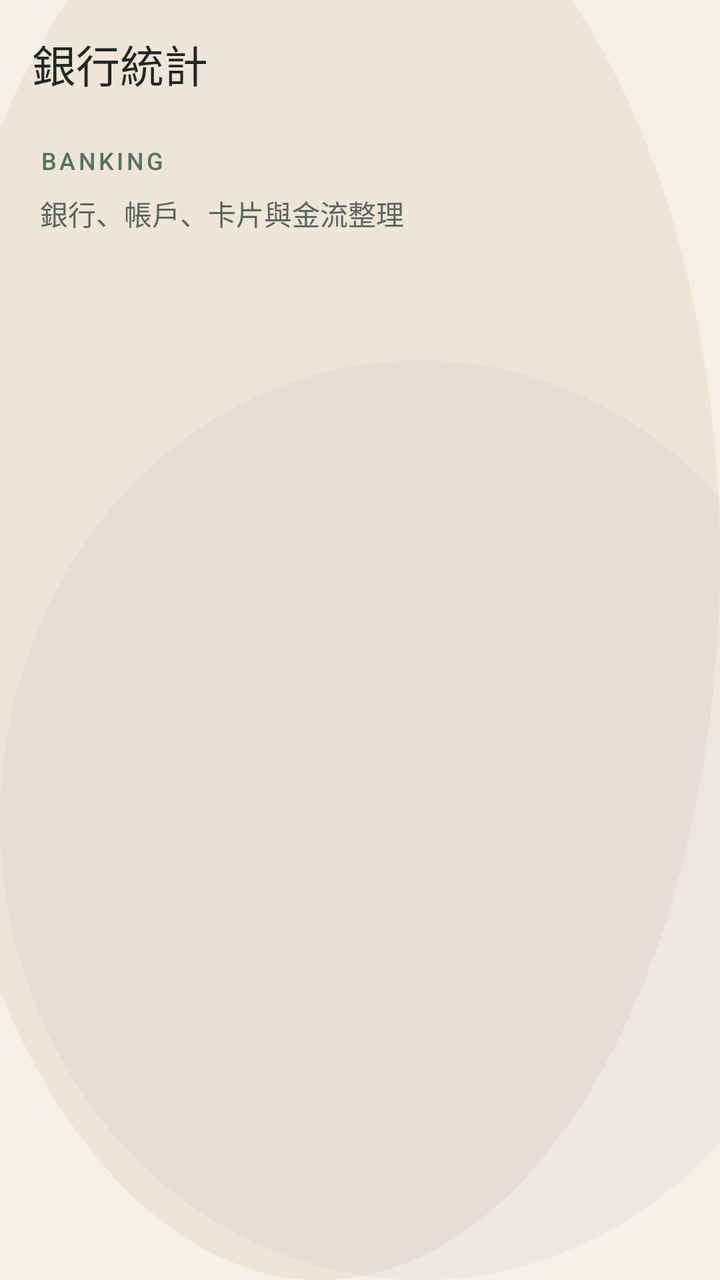
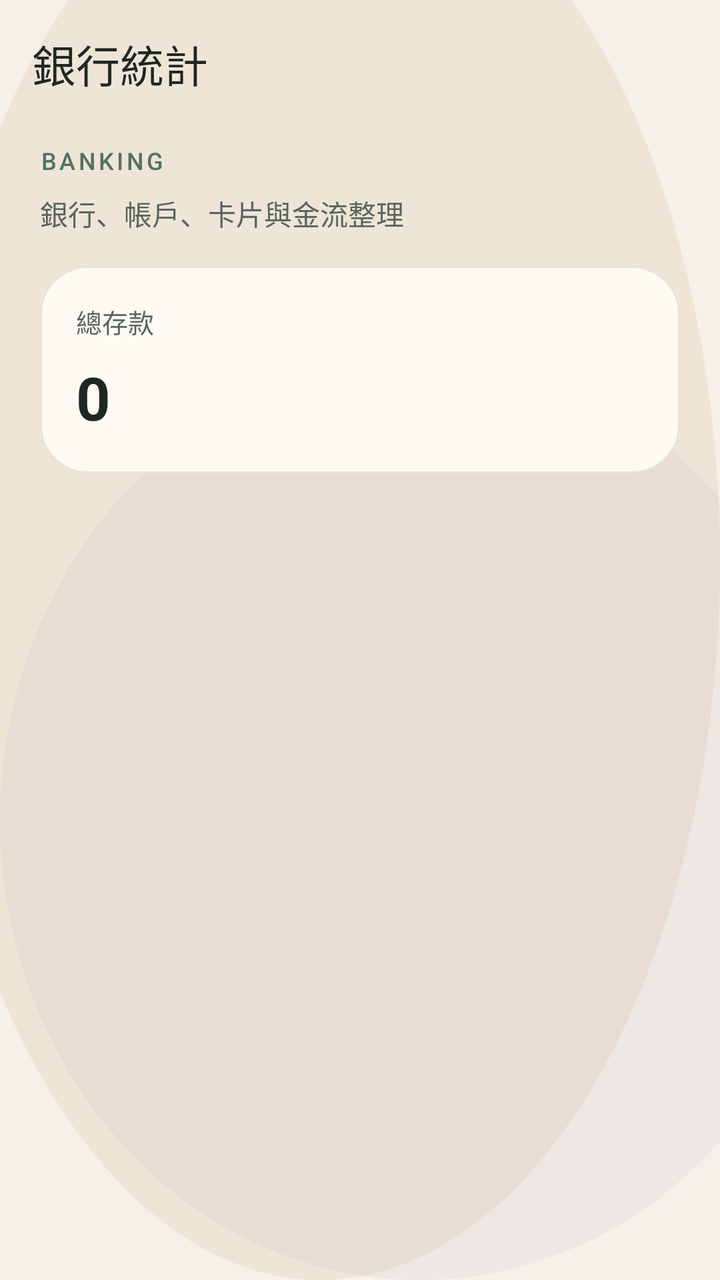

Two renders of the same Android screen: before a commit and after it. Below are the layout's source before the change and the commit's diff.
<!-- AndroidManifest.xml: application theme Theme.Appwriteandroidtrae -->
<!-- res/layout/activity_bank_stats.xml -->
<?xml version="1.0" encoding="utf-8"?>
<androidx.constraintlayout.widget.ConstraintLayout xmlns:android="http://schemas.android.com/apk/res/android"
    xmlns:app="http://schemas.android.com/apk/res-auto"
    xmlns:tools="http://schemas.android.com/tools"
    android:id="@+id/main"
    android:layout_width="match_parent"
    android:layout_height="match_parent"
    android:background="@drawable/bg_main_dashboard"
    tools:context=".BankStatsActivity">

    <com.google.android.material.appbar.MaterialToolbar
        android:id="@+id/toolbar"
        android:layout_width="0dp"
        android:layout_height="wrap_content"
        android:background="@android:color/transparent"
        android:contentInsetStartWithNavigation="0dp"
        android:minHeight="?attr/actionBarSize"
        android:paddingStart="8dp"
        android:paddingEnd="8dp"
        app:layout_constraintEnd_toEndOf="parent"
        app:layout_constraintStart_toStartOf="parent"
        app:layout_constraintTop_toTopOf="parent"
        app:navigationIconTint="@color/slate_950"
        app:title="@string/feature_bank"
        app:titleTextColor="@color/slate_950" />

    <TextView
        android:id="@+id/textEyebrow"
        android:layout_width="0dp"
        android:layout_height="wrap_content"
        android:layout_marginStart="20dp"
        android:layout_marginTop="8dp"
        android:layout_marginEnd="20dp"
        android:fontFamily="sans-serif-medium"
        android:letterSpacing="0.12"
        android:text="@string/screen_bank_eyebrow"
        android:textAllCaps="true"
        android:textColor="@color/sage_700"
        android:textSize="12sp"
        app:layout_constraintEnd_toEndOf="parent"
        app:layout_constraintStart_toStartOf="parent"
        app:layout_constraintTop_toBottomOf="@id/toolbar" />

    <TextView
        android:id="@+id/textSubtitleHeader"
        android:layout_width="0dp"
        android:layout_height="wrap_content"
        android:layout_marginStart="20dp"
        android:layout_marginTop="8dp"
        android:layout_marginEnd="20dp"
        android:text="@string/screen_bank_subtitle"
        android:textColor="@color/slate_700"
        android:textSize="14sp"
        app:layout_constraintEnd_toEndOf="parent"
        app:layout_constraintStart_toStartOf="parent"
        app:layout_constraintTop_toBottomOf="@id/textEyebrow" />

    <ProgressBar
        android:id="@+id/progressBar"
        android:layout_width="wrap_content"
        android:layout_height="wrap_content"
        android:visibility="gone"
        app:layout_constraintBottom_toBottomOf="parent"
        app:layout_constraintEnd_toEndOf="parent"
        app:layout_constraintStart_toStartOf="parent"
        app:layout_constraintTop_toBottomOf="@id/textSubtitleHeader" />

    <ListView
        android:id="@+id/listViewBanks"
        android:layout_width="0dp"
        android:layout_height="0dp"
        android:clipToPadding="false"
        android:divider="@android:color/transparent"
        android:dividerHeight="0dp"
        android:paddingStart="8dp"
        android:paddingTop="14dp"
        android:paddingEnd="8dp"
        android:paddingBottom="24dp"
        app:layout_constraintBottom_toTopOf="@id/textViewError"
        app:layout_constraintEnd_toEndOf="parent"
        app:layout_constraintStart_toStartOf="parent"
        app:layout_constraintTop_toBottomOf="@id/textSubtitleHeader" />

    <TextView
        android:id="@+id/textViewError"
        android:layout_width="0dp"
        android:layout_height="wrap_content"
        android:layout_marginStart="20dp"
        android:layout_marginEnd="20dp"
        android:layout_marginBottom="20dp"
        android:background="@drawable/bg_error_panel"
        android:padding="14dp"
        android:textColor="@color/accent_coral"
        android:visibility="gone"
        app:layout_constraintBottom_toBottomOf="parent"
        app:layout_constraintEnd_toEndOf="parent"
        app:layout_constraintStart_toStartOf="parent" />

</androidx.constraintlayout.widget.ConstraintLayout>
<!-- resources referenced by this layout -->
<resources>
  <color name="accent_coral">#FFD88876</color>
  <color name="sage_700">#FF517264</color>
  <color name="slate_700">#FF586560</color>
  <color name="slate_950">#FF1F2724</color>
  <!-- drawable bg_error_panel (drawable) -->
  <?xml version="1.0" encoding="utf-8"?>
  <shape xmlns:android="http://schemas.android.com/apk/res/android">
      <corners android:radius="18dp" />
      <solid android:color="#1AF3E3DB" />
      <stroke
          android:width="1dp"
          android:color="#33D88876" />
  </shape>
  <!-- drawable bg_main_dashboard (drawable) -->
  <?xml version="1.0" encoding="utf-8"?>
  <layer-list xmlns:android="http://schemas.android.com/apk/res/android">
      <item android:drawable="@color/surface_base" />
      <item android:top="-80dp" android:left="-40dp">
          <shape android:shape="oval">
              <size android:width="280dp" android:height="280dp" />
              <solid android:color="#26C6A36A" />
          </shape>
      </item>
      <item android:top="180dp" android:right="-60dp">
          <shape android:shape="oval">
              <size android:width="240dp" android:height="240dp" />
              <solid android:color="#1AA491C0" />
          </shape>
      </item>
  </layer-list>
  <string name="feature_bank">銀行統計</string>
  <string name="screen_bank_eyebrow">Banking</string>
  <string name="screen_bank_subtitle">銀行、帳戶、卡片與金流整理</string>
  <style name="Theme.Appwriteandroidtrae" parent="Base.Theme.Appwriteandroidtrae" />
  <color name="surface_base">#FFF5F1E8</color>
  <style name="Base.Theme.Appwriteandroidtrae" parent="Theme.Material3.Light.NoActionBar">
          <item name="colorPrimary">@color/sage_700</item>
          <item name="colorOnPrimary">@color/sand_50</item>
          <item name="colorSecondary">@color/accent_gold</item>
          <item name="colorTertiary">@color/accent_coral</item>
          <item name="android:colorBackground">@color/surface_base</item>
          <item name="colorSurface">@color/surface_high</item>
          <item name="colorOnSurface">@color/slate_950</item>
          <item name="colorSurfaceVariant">@color/seafoam_100</item>
          <item name="colorOutline">@color/surface_outline</item>
          <item name="android:statusBarColor">@android:color/transparent</item>
          <item name="android:navigationBarColor">@color/surface_base</item>
          <item name="android:windowLightStatusBar">true</item>
          <item name="android:windowLightNavigationBar">true</item>
      </style>
  <color name="sand_50">#FFF7F1E7</color>
  <color name="accent_gold">#FFC6A36A</color>
  <color name="surface_high">#FFFDF9F3</color>
  <color name="seafoam_100">#FFDDEAE2</color>
  <color name="surface_outline">#1A1F2724</color>
</resources>

<!-- the commit's change to res/layout/activity_bank_stats.xml (unified diff, before → after) -->
@@ -65,6 +65,47 @@
         app:layout_constraintStart_toStartOf="parent"
         app:layout_constraintTop_toBottomOf="@id/textSubtitleHeader" />
 
+    <com.google.android.material.card.MaterialCardView
+        android:id="@+id/cardBankSummary"
+        android:layout_width="0dp"
+        android:layout_height="wrap_content"
+        android:layout_marginStart="20dp"
+        android:layout_marginTop="16dp"
+        android:layout_marginEnd="20dp"
+        app:cardBackgroundColor="@color/surface_high"
+        app:cardCornerRadius="24dp"
+        app:cardElevation="0dp"
+        app:strokeColor="@color/surface_outline"
+        app:layout_constraintEnd_toEndOf="parent"
+        app:layout_constraintStart_toStartOf="parent"
+        app:layout_constraintTop_toBottomOf="@id/textSubtitleHeader">
+
+        <LinearLayout
+            android:layout_width="match_parent"
+            android:layout_height="wrap_content"
+            android:orientation="vertical"
+            android:padding="18dp">
+
+            <TextView
+                android:layout_width="wrap_content"
+                android:layout_height="wrap_content"
+                android:text="總存款"
+                android:textColor="@color/slate_700"
+                android:textSize="13sp" />
+
+            <TextView
+                android:id="@+id/textTotalDeposit"
+                android:layout_width="wrap_content"
+                android:layout_height="wrap_content"
+                android:layout_marginTop="8dp"
+                android:text="0"
+                android:textColor="@color/slate_950"
+                android:textSize="30sp"
+                android:textStyle="bold" />
+        </LinearLayout>
+
+    </com.google.android.material.card.MaterialCardView>
+
     <ListView
         android:id="@+id/listViewBanks"
         android:layout_width="0dp"
@@ -73,13 +114,13 @@
         android:divider="@android:color/transparent"
         android:dividerHeight="0dp"
         android:paddingStart="8dp"
-        android:paddingTop="14dp"
+        android:paddingTop="10dp"
         android:paddingEnd="8dp"
         android:paddingBottom="24dp"
         app:layout_constraintBottom_toTopOf="@id/textViewError"
         app:layout_constraintEnd_toEndOf="parent"
         app:layout_constraintStart_toStartOf="parent"
-        app:layout_constraintTop_toBottomOf="@id/textSubtitleHeader" />
+        app:layout_constraintTop_toBottomOf="@id/cardBankSummary" />
 
     <TextView
         android:id="@+id/textViewError"
<!-- resource entries referenced after the edit -->
@@ -4,6 +4,8 @@
   <color name="sage_700">#FF517264</color>
   <color name="slate_700">#FF586560</color>
   <color name="slate_950">#FF1F2724</color>
+  <color name="surface_high">#FFFDF9F3</color>
+  <color name="surface_outline">#1A1F2724</color>
   <!-- drawable bg_error_panel (drawable) -->
   <?xml version="1.0" encoding="utf-8"?>
   <shape xmlns:android="http://schemas.android.com/apk/res/android">
@@ -52,8 +54,6 @@
       </style>
   <color name="sand_50">#FFF7F1E7</color>
   <color name="accent_gold">#FFC6A36A</color>
-  <color name="surface_high">#FFFDF9F3</color>
   <color name="seafoam_100">#FFDDEAE2</color>
-  <color name="surface_outline">#1A1F2724</color>
 </resources>
 
